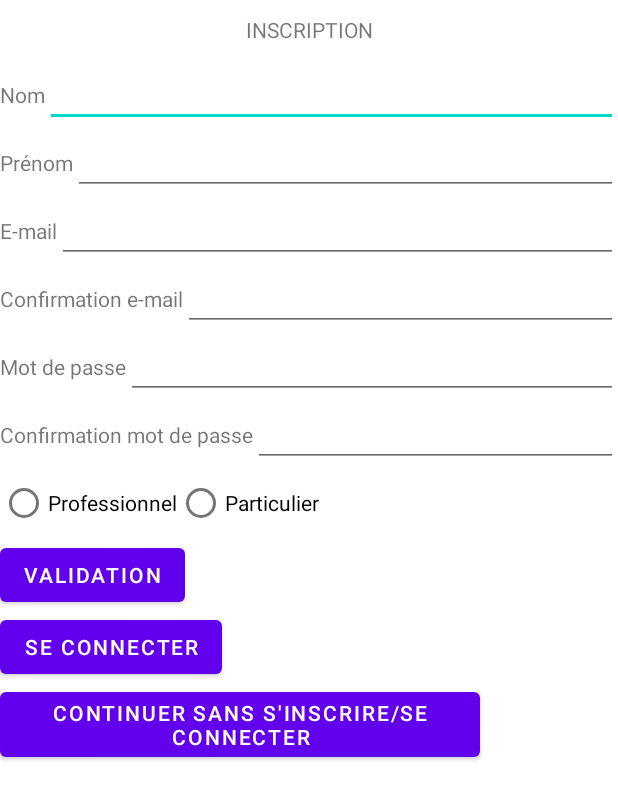
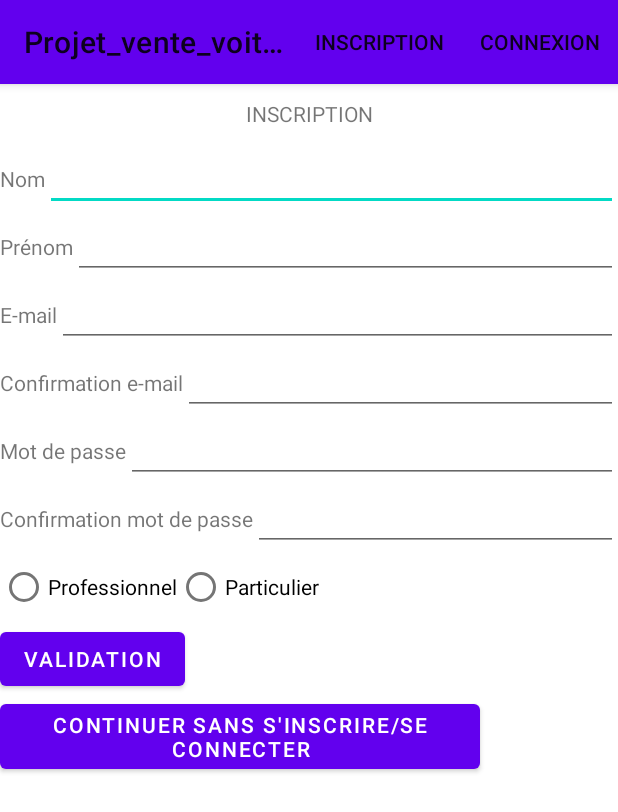
Before and after one commit to clink10Zero/Projet_vente_voiture, an Android app: the screen it shows after launch (Inscription), after a tap on "INSCRIPTION", on a phone screen of 412 x 824 dp. Shown: the top 812 px of the screen. Run offline under Robolectric (Android 15) with nearby library versions, the phone set to English and light mode, and no system bars.

Commit message:
extension toolbar

```diff
--- a/app/src/main/java/com/example/projet_vente_voiture/Activity/Ajouter_Annonce.java
+++ b/app/src/main/java/com/example/projet_vente_voiture/Activity/Ajouter_Annonce.java
@@ -1,6 +1,7 @@
 package com.example.projet_vente_voiture.Activity;
 
 import androidx.appcompat.app.AppCompatActivity;
+import androidx.appcompat.widget.Toolbar;
 
 import android.content.Intent;
 import android.os.Bundle;
@@ -27,16 +28,16 @@ import java.util.List;
 
 import static com.example.projet_vente_voiture.BD.MaBaseSQLite.CRITERE_PREDEF;
 
-public class Ajouter_Annonce extends AppCompatActivity {
+public class Ajouter_Annonce extends General {
 
     @Override
     protected void onCreate(Bundle savedInstanceState) {
         super.onCreate(savedInstanceState);
         setContentView(R.layout.activity_ajouter_annonce);
+        setSupportActionBar(findViewById(R.id.toolbar));
 
         Intent intent = getIntent();
         int currentAnnonceId = intent.getIntExtra("currentAnnonce",-1);
-        int currentUserId = intent.getIntExtra("currentUser",-1);
 
         if(currentUserId==-1){
             finish();
--- a/app/src/main/java/com/example/projet_vente_voiture/Activity/Connexion.java
+++ b/app/src/main/java/com/example/projet_vente_voiture/Activity/Connexion.java
@@ -1,9 +1,8 @@
 package com.example.projet_vente_voiture.Activity;
-
-import androidx.appcompat.app.AppCompatActivity;
 
 import android.content.Intent;
 import android.os.Bundle;
+import android.view.MenuItem;
 import android.view.View;
 import android.widget.Button;
 import android.widget.EditText;
@@ -13,17 +12,17 @@ import com.example.projet_vente_voiture.BD.UtilisateurBD;
 import com.example.projet_vente_voiture.Object.Utilisateur;
 import com.example.projet_vente_voiture.R;
 
-public class Connexion extends AppCompatActivity {
+import androidx.annotation.NonNull;
+
+public class Connexion extends General {
 
     @Override
     protected void onCreate(Bundle savedInstanceState) {
         super.onCreate(savedInstanceState);
         setContentView(R.layout.activity_connexion);
+        setSupportActionBar(findViewById(R.id.toolbar));
 
-        Intent intent = getIntent();
-        boolean co = intent.getBooleanExtra("co",false);
-
-        if(co){
+        if(currentUserId!=-1){
             finish();
         }
 
@@ -31,7 +30,6 @@ public class Connexion extends AppCompatActivity {
         EditText mdp = findViewById(R.id.edit_text_mot_de_passe_connexion);
 
         Button btn_validation = findViewById(R.id.button_validation_connexion);
-        Button btn_inscription = findViewById(R.id.button_inscription_connexion);
         Button btn_inconnu = findViewById(R.id.button_inconnu_connexion);
 
         btn_validation.setOnClickListener(new View.OnClickListener() {
@@ -49,7 +47,6 @@ public class Connexion extends AppCompatActivity {
                     }
                     else{
                         Intent intent = new Intent(getApplicationContext(),Recherche.class);
-                        intent.putExtra("co",true);
                         intent.putExtra("currentUser",util.getId());
                         startActivity(intent);
                         finish();
@@ -59,24 +56,41 @@ public class Connexion extends AppCompatActivity {
             }
         });
 
-        btn_inscription.setOnClickListener(new View.OnClickListener() {
-            @Override
-            public void onClick(View v) {
-                Intent intent = new Intent(getApplicationContext(),Inscription.class);
-                intent.putExtra("co",false);
-                startActivity(intent);
-                finish();
-            }
-        });
         btn_inconnu.setOnClickListener(new View.OnClickListener() {
             @Override
             public void onClick(View v) {
                 Intent intent = new Intent(getApplicationContext(),Recherche.class);
-                intent.putExtra("co",false);
                 startActivity(intent);
                 finish();
             }
         });
     }
 
+    @Override
+    public boolean onOptionsItemSelected(@NonNull MenuItem item) {
+        int id = item.getItemId();
+        Intent intent;
+        switch (id) {
+            case R.id.action_connection:
+                Toast.makeText(getApplicationContext(), "Vous êtes déjà sur la page de connexion", Toast.LENGTH_LONG).show();
+                break;
+            case R.id.action_inscription:
+                intent = new Intent(getApplicationContext(), Inscription.class);
+                startActivity(intent);
+                finish();
+                break;
+            case R.id.action_deconnection:
+                intent = new Intent(getApplicationContext(), Connexion.class);
+                startActivity(intent);
+                finish();;
+                break;
+            case R.id.action_mes_annonces:
+                intent = new Intent(getApplicationContext(), Mes_annonces.class);
+                intent.putExtra("currentUser",currentUserId);
+                startActivity(intent);
+                break;
+        }
+
+        return super.onOptionsItemSelected(item);
+    }
 }
--- a/app/src/main/java/com/example/projet_vente_voiture/Activity/Detaille.java
+++ b/app/src/main/java/com/example/projet_vente_voiture/Activity/Detaille.java
@@ -21,16 +21,16 @@ import com.example.projet_vente_voiture.R;
 
 import java.util.List;
 
-public class Detaille extends AppCompatActivity {
+public class Detaille extends General {
 
     @Override
     protected void onCreate(Bundle savedInstanceState) {
         super.onCreate(savedInstanceState);
         setContentView(R.layout.activity_detaille);
+        setSupportActionBar(findViewById(R.id.toolbar));
 
         Intent intent = getIntent();
         int id_annonce = intent.getIntExtra("id",-1);
-        int currentUserId = intent.getIntExtra("currentUser",-1);
 
         AnnonceBD ABD = new AnnonceBD(this);
         Annonce annonce = ABD.getAnnonceById(id_annonce);
--- a/app/src/main/java/com/example/projet_vente_voiture/Activity/General.java
+++ b/app/src/main/java/com/example/projet_vente_voiture/Activity/General.java
@@ -20,9 +20,8 @@ public class General extends AppCompatActivity {
     @Override
     protected void onCreate(Bundle savedInstanceState) {
         super.onCreate(savedInstanceState);
-        currentUserId = getIntent().getIntExtra("currentUser",-1);
-        setSupportActionBar((Toolbar) findViewById(R.id.toolbar));
-
+        this.currentUserId = getIntent().getIntExtra("currentUser",-1);
+        setSupportActionBar(findViewById(R.id.toolbar));
     }
 
     @Override
@@ -50,9 +49,13 @@ public class General extends AppCompatActivity {
                 startActivity(intent);
                 break;
             case R.id.action_deconnection:
+                intent = new Intent(getApplicationContext(), Connexion.class);
+                startActivity(intent);
+                finish();;
                 break;
             case R.id.action_mes_annonces:
                 intent = new Intent(getApplicationContext(), Mes_annonces.class);
+                intent.putExtra("currentUser",currentUserId);
                 startActivity(intent);
                 break;
         }
--- a/app/src/main/res/layout/activity_ajouter_annonce.xml
+++ b/app/src/main/res/layout/activity_ajouter_annonce.xml
@@ -9,6 +9,10 @@
         android:layout_width="match_parent"
         android:layout_height="match_parent"
         android:orientation="vertical">
+
+        <include
+            android:id="@+id/toolbar"
+            layout="@layout/toolbar"/>
 
         <Space
             android:layout_width="match_parent"
--- a/app/src/main/res/layout/activity_detaille.xml
+++ b/app/src/main/res/layout/activity_detaille.xml
@@ -9,6 +9,10 @@
         android:layout_width="match_parent"
         android:layout_height="match_parent"
         android:orientation="vertical">
+
+        <include
+            android:id="@+id/toolbar"
+            layout="@layout/toolbar"/>
 
     <TextView
         android:id="@+id/text_view_titre_detail"
--- a/app/src/main/res/layout/activity_inscription.xml
+++ b/app/src/main/res/layout/activity_inscription.xml
@@ -9,6 +9,10 @@
         android:layout_width="match_parent"
         android:layout_height="match_parent"
         android:orientation="vertical">
+
+        <include
+            android:id="@+id/toolbar"
+            layout="@layout/toolbar"/>
 
         <Space
             android:layout_width="match_parent"
@@ -133,11 +137,7 @@
             android:layout_width="wrap_content"
             android:layout_height="wrap_content"
             android:text="Validation" />
-        <Button
-            android:id="@+id/button_connexion_inscription"
-            android:layout_width="wrap_content"
-            android:layout_height="wrap_content"
-            android:text="Se connecter" />
+
         <Button
             android:id="@+id/button_inconnu_inscription"
             android:layout_width="wrap_content"
--- a/app/src/main/res/layout/activity_mes_annonces.xml
+++ b/app/src/main/res/layout/activity_mes_annonces.xml
@@ -9,6 +9,10 @@
         android:layout_width="match_parent"
         android:layout_height="match_parent"
         android:orientation="vertical">
+
+        <include
+            android:id="@+id/toolbar"
+            layout="@layout/toolbar"/>
 
         <Space
             android:layout_width="match_parent"
--- a/app/src/main/res/menu/menu_toolbar_co.xml
+++ b/app/src/main/res/menu/menu_toolbar_co.xml
@@ -4,10 +4,10 @@
 
     <item
         android:id="@+id/action_mes_annonces"
-        android:title="mes annonce"
+        android:title="mes annonces"
         app:showAsAction="always" />
     <item
         android:id="@+id/action_deconnection"
-        android:title="deconnection"
+        android:title="deconnexion"
         app:showAsAction="always" />
 </menu>
```
Also changed, not shown: app/src/main/java/com/example/projet_vente_voiture/Activity/Inscription.java (+34 -18 lines), app/src/main/java/com/example/projet_vente_voiture/Activity/Mes_annonces.java (+2 -6 lines), app/src/main/java/com/example/projet_vente_voiture/Activity/Recherche.java (+1 -35 lines), app/src/main/res/layout/activity_connexion.xml (+5 -5 lines).
